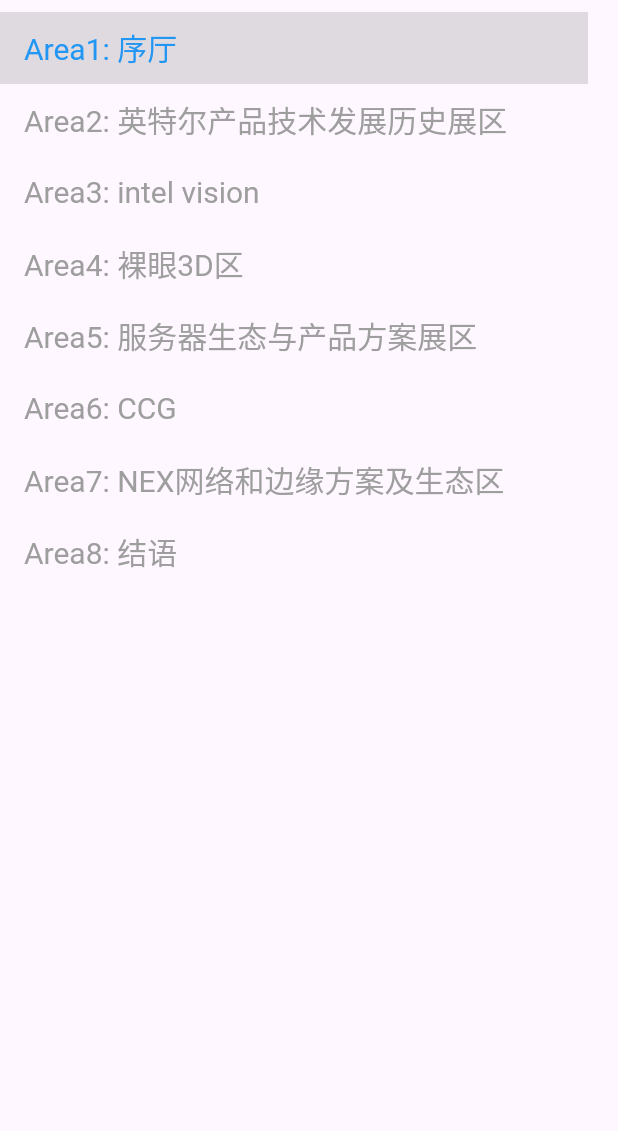
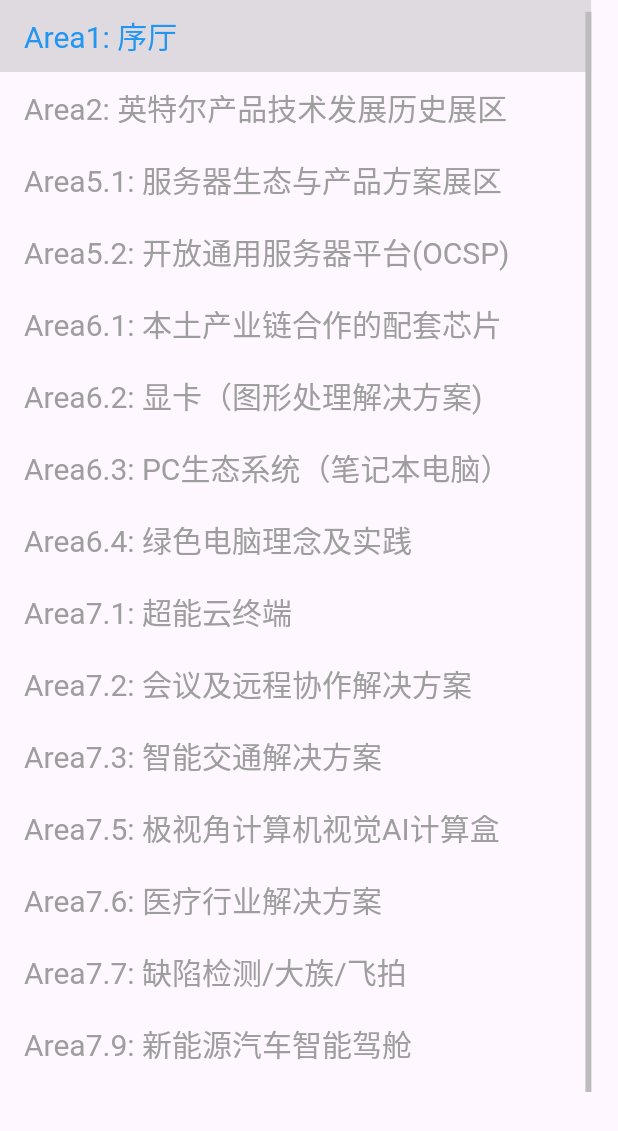
Before and after one commit to AnthonySu2018/AnthonyFlutter2, a Flutter app: the CommentaryPage widget shown alone on an empty page, opened directly, after a tap on "Area1: 序厅", on a phone screen of 412 x 824 dp. Shown: the top 1131 px of the screen. Run offline on Flutter 3.47's test engine with Material 3 defaults, Android fonts, the phone set to English and light mode, and no system bars.

Commit message:
dropdown list done.

```diff
--- a/lib/pages/CommentaryPage.dart
+++ b/lib/pages/CommentaryPage.dart
@@ -28,14 +28,22 @@
       children: [
         DropdownButton(
           items: <DropdownMenuItem<String>>[
-            DropdownMenuItem(value: "1",child: Text("Area1: 序厅",style: TextStyle(color: value=="1"?Colors.blue:Colors.grey),),),
-            DropdownMenuItem(value: "2",child: Text("Area2: 英特尔产品技术发展历史展区",style: TextStyle(color: value=="2"?Colors.blue:Colors.grey),),),
-            DropdownMenuItem(value: "3",child: Text("Area3: intel vision ",style: TextStyle(color: value=="3"?Colors.blue:Colors.grey),),),
-            DropdownMenuItem(value: "4",child: Text("Area4: 裸眼3D区",style: TextStyle(color: value=="4"?Colors.blue:Colors.grey),),),
-            DropdownMenuItem(value: "5",child: Text("Area5: 服务器生态与产品方案展区",style: TextStyle(color: value=="5"?Colors.blue:Colors.grey),),),
-            DropdownMenuItem(value: "6",child: Text("Area6: CCG",style: TextStyle(color: value=="6"?Colors.blue:Colors.grey),),),
-            DropdownMenuItem(value: "7",child: Text("Area7: NEX网络和边缘方案及生态区",style: TextStyle(color: value=="7"?Colors.blue:Colors.grey),),),
-            DropdownMenuItem(value: "8",child: Text("Area8: 结语",style: TextStyle(color: value=="8"?Colors.blue:Colors.grey),),),
+            DropdownMenuItem(value: "1",child: Text("Area1: 序厅",                       style: TextStyle(color: value=="1"?Colors.blue:Colors.grey),),),
+            DropdownMenuItem(value: "2",child: Text("Area2: 英特尔产品技术发展历史展区",     style: TextStyle(color: value=="2"?Colors.blue:Colors.grey),),),
+            DropdownMenuItem(value: "5.1",child: Text("Area5.1: 服务器生态与产品方案展区",   style: TextStyle(color: value=="5.1"?Colors.blue:Colors.grey),),),
+            DropdownMenuItem(value: "5.2",child: Text("Area5.2: 开放通用服务器平台(OCSP)",  style: TextStyle(color: value=="5.2"?Colors.blue:Colors.grey),),),
+            DropdownMenuItem(value: "6.1",child: Text("Area6.1: 本土产业链合作的配套芯片",   style: TextStyle(color: value=="6.1"?Colors.blue:Colors.grey),),),
+            DropdownMenuItem(value: "6.2",child: Text("Area6.2: 显卡（图形处理解决方案)",    style: TextStyle(color: value=="6.2"?Colors.blue:Colors.grey),),),
+            DropdownMenuItem(value: "6.3",child: Text("Area6.3: PC生态系统（笔记本电脑）",   style: TextStyle(color: value=="6.3"?Colors.blue:Colors.grey),),),
+            DropdownMenuItem(value: "6.4",child: Text("Area6.4: 绿色电脑理念及实践",        style: TextStyle(color: value=="6.4"?Colors.blue:Colors.grey),),),
+            DropdownMenuItem(value: "7.1",child: Text("Area7.1: 超能云终端",              style: TextStyle(color: value=="7.1"?Colors.blue:Colors.grey),),),
+            DropdownMenuItem(value: "7.2",child: Text("Area7.2: 会议及远程协作解决方案",    style: TextStyle(color: value=="7.2"?Colors.blue:Colors.grey),),),
+            DropdownMenuItem(value: "7.4",child: Text("Area7.3: 智能交通解决方案",         style: TextStyle(color: value=="7.3"?Colors.blue:Colors.grey),),),
+            DropdownMenuItem(value: "7.5",child: Text("Area7.5: 极视角计算机视觉AI计算盒",  style: TextStyle(color: value=="7.5"?Colors.blue:Colors.grey),),),
+            DropdownMenuItem(value: "7.6",child: Text("Area7.6: 医疗行业解决方案",         style: TextStyle(color: value=="7.6"?Colors.blue:Colors.grey),),),
+            DropdownMenuItem(value: "7.7",child: Text("Area7.7: 缺陷检测/大族/飞拍",       style: TextStyle(color: value=="7.7"?Colors.blue:Colors.grey),),),
+            DropdownMenuItem(value: "7.9",child: Text("Area7.9: 新能源汽车智能驾舱",       style: TextStyle(color: value=="7.9"?Colors.blue:Colors.grey),),),
+
           ],
           hint:const Text("提示信息"),// 当没有初始值时显示
           onChanged: (selectValue){//选中后的回调
--- a/lib/pages/HomePage.dart
+++ b/lib/pages/HomePage.dart
@@ -39,7 +39,7 @@
 
   List<String> normalTitle = [
     "放视频",
-    "讲解词",
+    "提词器",
     //"开关机",
   ];
 
```
